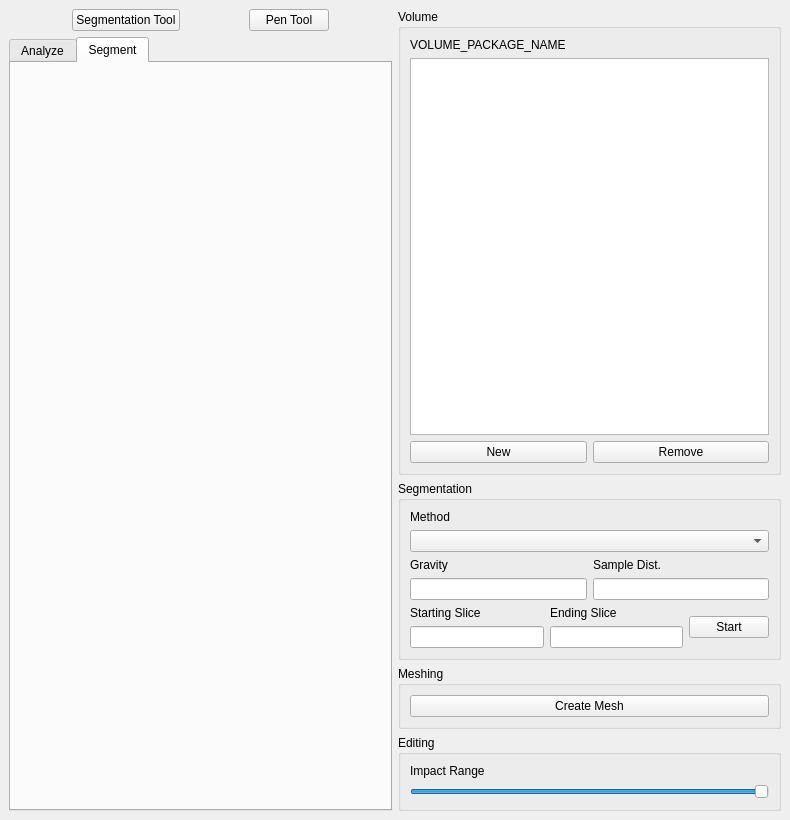
Before: the Qt Designer form volume-cartographer/apps/VC/VCMain.ui in SuperOptimizer/villa, drawn with Qt 5.
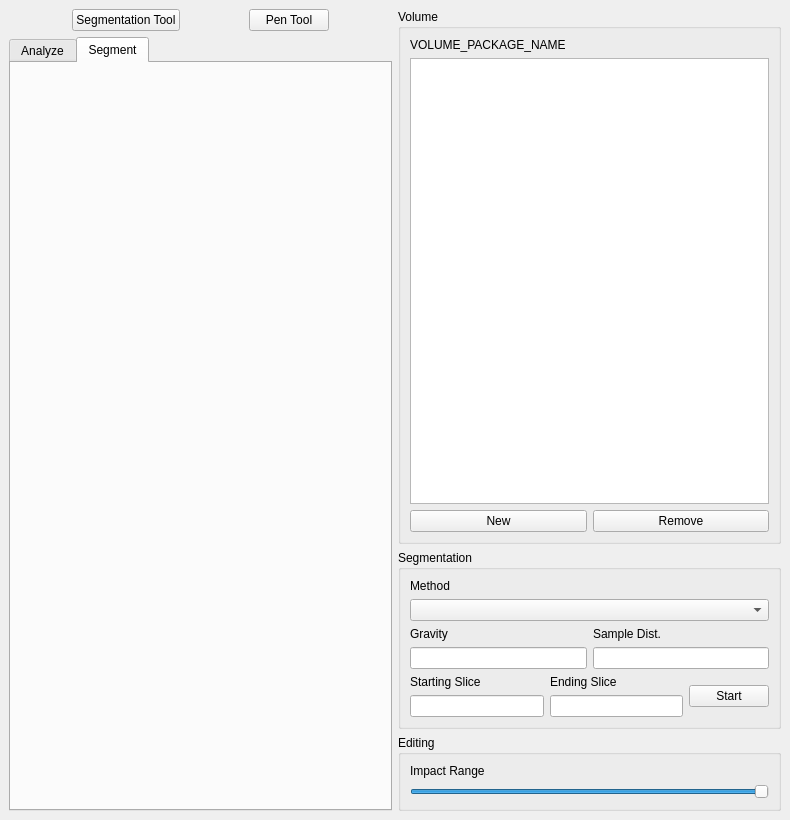
After: the same form once the commit is applied.

Commit message: Fixed the VC User Interface, Generate Mesh no longer apart of the UI

```diff
--- a/volume-cartographer/apps/VC/VCMain.ui
+++ b/volume-cartographer/apps/VC/VCMain.ui
@@ -279,22 +279,6 @@
         </layout>
        </widget>
       </item>
-      <item>
-       <widget class="QGroupBox" name="groupBox_3">
-        <property name="title">
-         <string>Meshing</string>
-        </property>
-        <layout class="QHBoxLayout" name="horizontalLayout_4">
-         <item>
-          <widget class="QPushButton" name="btnCreateMesh">
-           <property name="text">
-            <string>Create Mesh</string>
-           </property>
-          </widget>
-         </item>
-        </layout>
-       </widget>
-      </item>
       <item>
        <widget class="QGroupBox" name="groupBox_4">
         <property name="title">
```
The commit also changes 2 other files.
